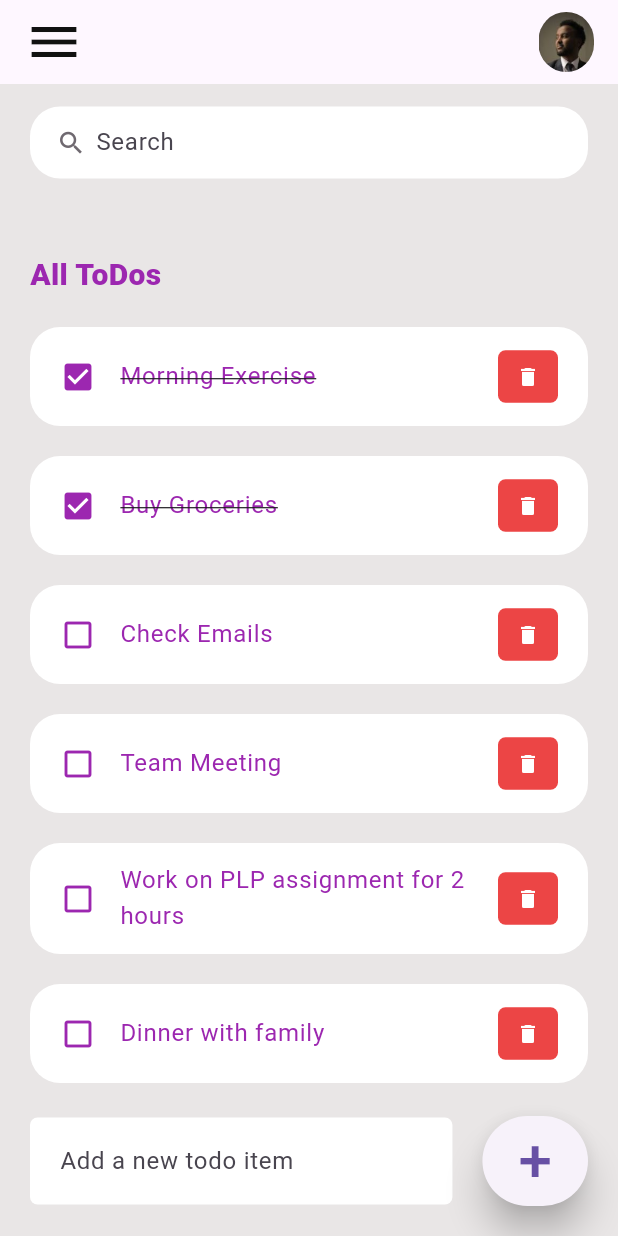
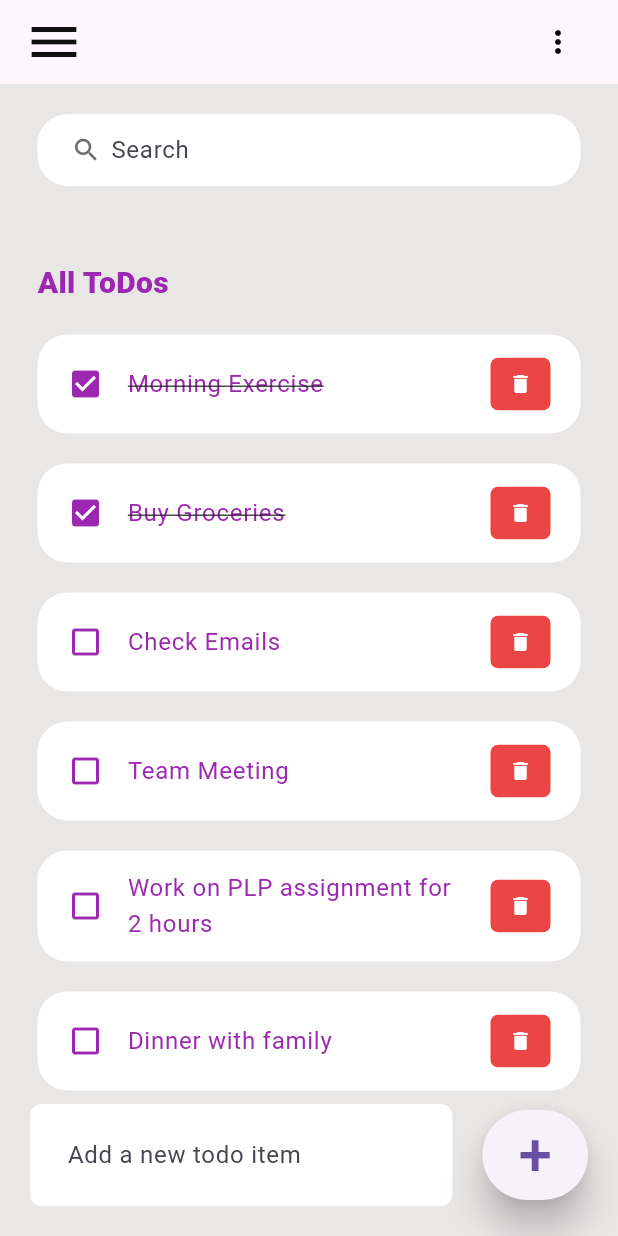
Before and after one commit to Salaudinsuraj/ToDo_ListApp, a Flutter app: the screen it shows after launch, on a phone screen of 412 x 824 dp. Run offline on Flutter 3.47's test engine with Material 3 defaults, Android fonts, the phone set to English and light mode, and no system bars.

Commit message:
added sustainability features, community engagement tools, and economic opportunities like premium plans or ethical partnerships.

```diff
--- a/lib/main.dart
+++ b/lib/main.dart
@@ -1,7 +1,10 @@
+// main.dart
 import 'package:flutter/material.dart';
 import 'package:flutter/services.dart';
 import 'app_screens/toDo_item.dart';
 import 'app_screens/toDo.dart';
+import 'app_screens/commercialization.dart'; // New screen for commercialization features
+import 'app_screens/sustainability.dart'; // New screen for sustainability features
 
 void main() {
   runApp(const Home());
@@ -15,7 +18,6 @@ class Home extends StatefulWidget {
 }
 
 class _HomeState extends State<Home> {
-  // Variables and Controllers
   final todosList = ToDo.todoList();
   List<ToDo> _foundToDo = [];
   final _todoController = TextEditingController();
@@ -26,7 +28,6 @@ class _HomeState extends State<Home> {
     super.initState();
   }
 
-  // Build Method
   @override
   Widget build(BuildContext context) {
     SystemChrome.setSystemUIOverlayStyle(
@@ -47,7 +48,6 @@ class _HomeState extends State<Home> {
     );
   }
 
-  // Widget Builders
   AppBar _buildAppBar() {
     return AppBar(
       elevation: 0,
@@ -59,13 +59,32 @@ class _HomeState extends State<Home> {
             color: Color.fromARGB(255, 17, 17, 17),
             size: 40,
           ),
-          SizedBox(
-            width: 37.0,
-            height: 40.0,
-            child: ClipRRect(
-              borderRadius: BorderRadius.circular(20),
-              child: Image.asset("images/africa.JPG"),
-            ),
+          PopupMenuButton(
+            icon: const Icon(Icons.more_vert, color: Colors.black),
+            itemBuilder: (context) => [
+              PopupMenuItem(
+                child: const Text("Sustainability"),
+                onTap: () {
+                  Navigator.push(
+                    context,
+                    MaterialPageRoute(
+                      builder: (context) => const SustainabilityScreen(),
+                    ),
+                  );
+                },
+              ),
+              PopupMenuItem(
+                child: const Text("Commercialization"),
+                onTap: () {
+                  Navigator.push(
+                    context,
+                    MaterialPageRoute(
+                      builder: (context) => const CommercializationScreen(),
+                    ),
+                  );
+                },
+              ),
+            ],
           )
         ],
       ),
@@ -74,7 +93,7 @@ class _HomeState extends State<Home> {
 
   Widget _buildBody() {
     return Container(
-      padding: const EdgeInsets.symmetric(horizontal: 20.0, vertical: 15.0),
+      padding: const EdgeInsets.symmetric(horizontal: 25.0, vertical: 20.0),
       child: Column(
         children: [
           searchBox(),
@@ -113,11 +132,13 @@ class _HomeState extends State<Home> {
         children: [
           Expanded(
             child: Container(
-              margin: const EdgeInsets.only(bottom: 20.0, right: 20.0, left: 20.0),
-              padding: const EdgeInsets.symmetric(horizontal: 20.0, vertical: 5.0),
+              margin:
+                  const EdgeInsets.only(bottom: 20.0, right: 20.0, left: 20.0),
+              padding:
+                  const EdgeInsets.symmetric(horizontal: 25.0, vertical: 10.0),
               decoration: BoxDecoration(
                 color: Colors.white,
-                borderRadius: BorderRadius.circular(5.0),
+                borderRadius: BorderRadius.circular(8.0),
               ),
               child: TextField(
                 controller: _todoController,
@@ -153,7 +174,7 @@ class _HomeState extends State<Home> {
 
   Widget searchBox() {
     return Container(
-      padding: const EdgeInsets.symmetric(horizontal: 15),
+      padding: const EdgeInsets.symmetric(horizontal: 20.0),
       decoration: BoxDecoration(
         color: Colors.white,
         borderRadius: BorderRadius.circular(20.0),
@@ -161,7 +182,7 @@ class _HomeState extends State<Home> {
       child: TextField(
         onChanged: (value) => _runFilter(value),
         decoration: const InputDecoration(
-          contentPadding: EdgeInsets.all(0),
+          contentPadding: EdgeInsets.symmetric(vertical: 10.0),
           prefixIcon: Icon(
             Icons.search,
             color: Color.fromARGB(255, 111, 105, 112),
@@ -175,7 +196,6 @@ class _HomeState extends State<Home> {
     );
   }
 
-  // Business Logic Methods
   void _handleToDoChange(ToDo todo) {
     setState(() {
       todo.isDone = !todo.isDone;
```
Also changed, not shown: lib/app_screens/commercialization.dart (added, +40 -0 lines), lib/app_screens/sustainability.dart (added, +46 -0 lines).
